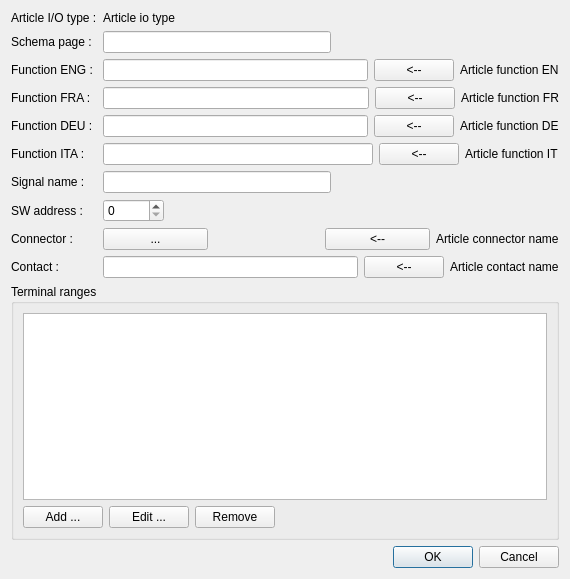
The window that src/mdttools/mdttesttool/mdtcablelist/mdtClUnitConnectionDialog.ui (scandyna/multidiagtools) describes before a commit, drawn with Qt 5.
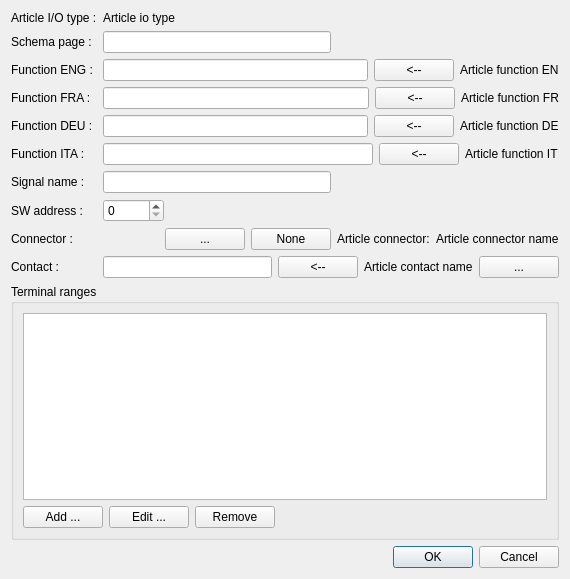
The same window after the commit.

The edit to the form file:
```diff
--- a/src/mdttools/mdttesttool/mdtcablelist/mdtClUnitConnectionDialog.ui
+++ b/src/mdttools/mdttesttool/mdtcablelist/mdtClUnitConnectionDialog.ui
@@ -254,13 +254,6 @@
      </item>
      <item row="10" column="1">
       <layout class="QHBoxLayout" name="horizontalLayout">
-       <item>
-        <widget class="QPushButton" name="pbSelectUnitConnector">
-         <property name="text">
-          <string>...</string>
-         </property>
-        </widget>
-       </item>
        <item>
         <widget class="QLabel" name="lbUnitConnectorName">
          <property name="text">
@@ -269,9 +262,23 @@
         </widget>
        </item>
        <item>
-        <widget class="QPushButton" name="pbCopyConnectorName">
+        <widget class="QPushButton" name="pbSelectUnitConnector">
          <property name="text">
-          <string>&lt;--</string>
+          <string>...</string>
+         </property>
+        </widget>
+       </item>
+       <item>
+        <widget class="QPushButton" name="pbSetNoConnector">
+         <property name="text">
+          <string>None</string>
+         </property>
+        </widget>
+       </item>
+       <item>
+        <widget class="QLabel" name="lbArticleConnectorNameLabel">
+         <property name="text">
+          <string>Article connector:</string>
          </property>
         </widget>
        </item>
@@ -313,6 +320,13 @@
          </property>
         </widget>
        </item>
+       <item>
+        <widget class="QPushButton" name="pbSelectContact">
+         <property name="text">
+          <string>...</string>
+         </property>
+        </widget>
+       </item>
       </layout>
      </item>
     </layout>
```
Left out of the diff: 2 changed lines with no effect on the pictures.
